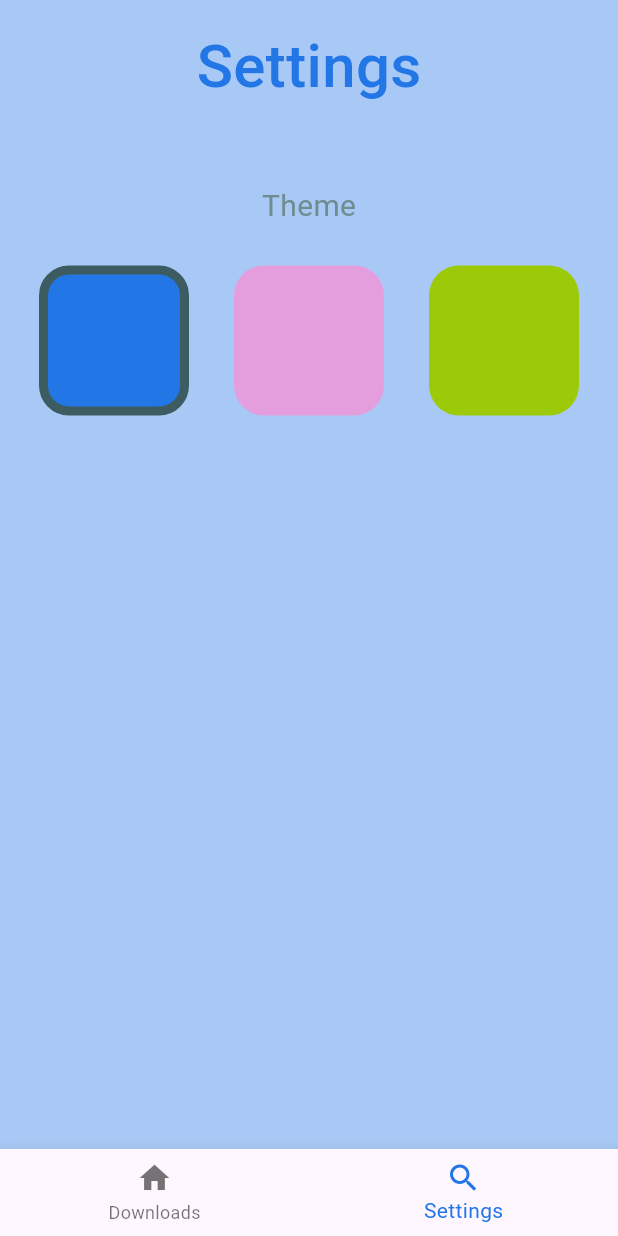
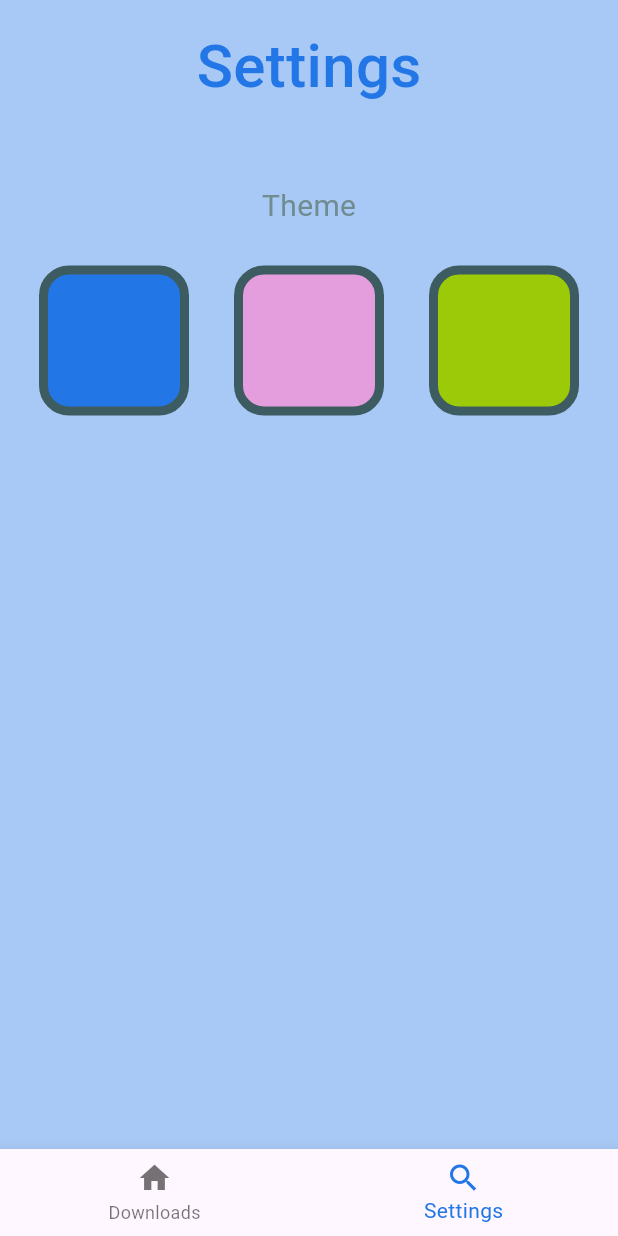
Before and after one commit to satpanha/W4---PRACTICE, a Flutter app: the screen it shows after launch, on a phone screen of 412 x 824 dp. Run offline on Flutter 3.47's test engine with Material 3 defaults, Android fonts, the phone set to English and light mode, and no system bars; Roboto replaces fonts that are missing (Eesti).

Commit message:
update change on the selected

```diff
--- a/lib/2_download_app/ui/screens/settings/settings_screen.dart
+++ b/lib/2_download_app/ui/screens/settings/settings_screen.dart
@@ -40,7 +40,7 @@ class SettingsScreen extends StatelessWidget {
                     .map(
                       (theme) => ThemeColorButton(
                         themeColor: theme,
-                        onTap: (value) => themeColorProvider.setTheme(value),
+                        onTap: (value) => themeColorProvider.setTheme(value), isSelected: true,
                       ),
                     )
                     .toList(),
--- a/lib/2_download_app/ui/screens/settings/widget/theme_color_button.dart
+++ b/lib/2_download_app/ui/screens/settings/widget/theme_color_button.dart
@@ -6,23 +6,22 @@ class ThemeColorButton extends StatelessWidget {
   const ThemeColorButton({
     super.key,
     required this.themeColor,
-    // required this.isSelected,
+    required this.isSelected,
     required this.onTap,
   });
 
   final ThemeColor themeColor;
-  // final bool isSelected;
+  final bool isSelected;
   final ValueChanged<ThemeColor> onTap;
 
-  // BoxBorder? get border =>
-  //     isSelected ? Border.all(color: AppColors.neutral, width: 6) : null;
+  BoxBorder? get border =>
+      isSelected ? Border.all(color: AppColors.neutral, width: 6) : null;
 
   @override
   Widget build(BuildContext context) {
     return ListenableBuilder(
       listenable: themeColorProvider,
       builder: (context, _) {
-        final isSelected = themeColor == themeColorProvider.currentThemeColor;
 
         return Padding(
           padding: const EdgeInsets.all(15.0),
@@ -34,7 +33,7 @@ class ThemeColorButton extends StatelessWidget {
               decoration: BoxDecoration(
                 color: themeColor.color,
                 borderRadius: BorderRadius.circular(20),
-                border: isSelected ? Border.all(color: AppColors.neutral, width: 6) : null
+                border: border,
 
               ),
             ),
```
